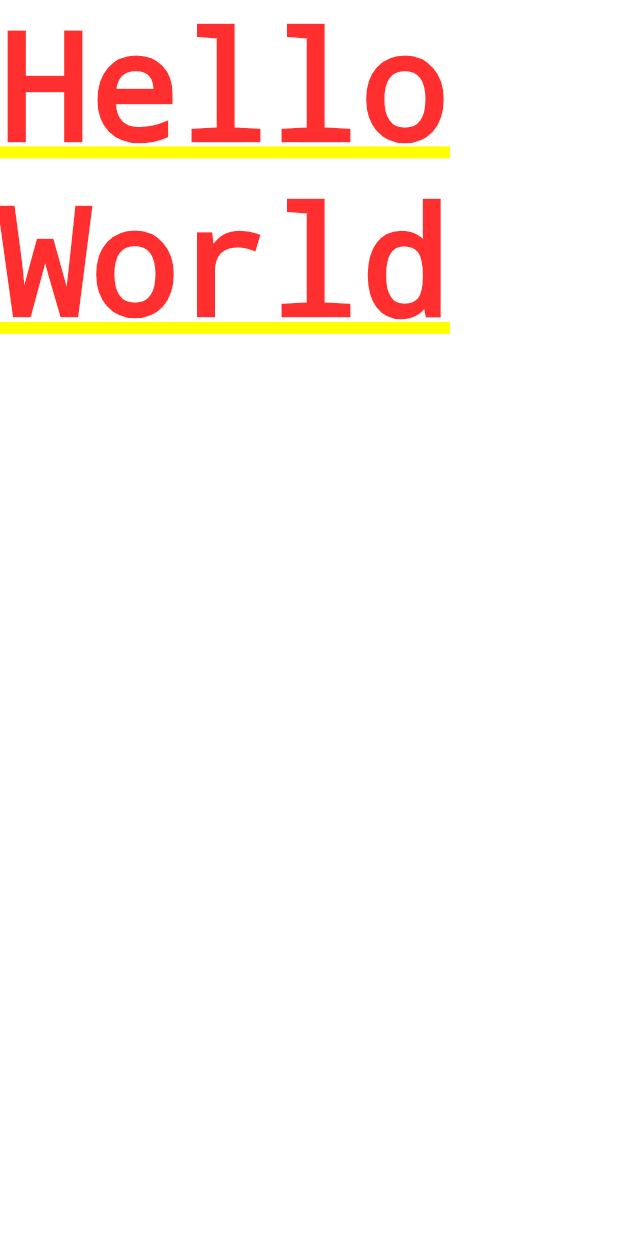
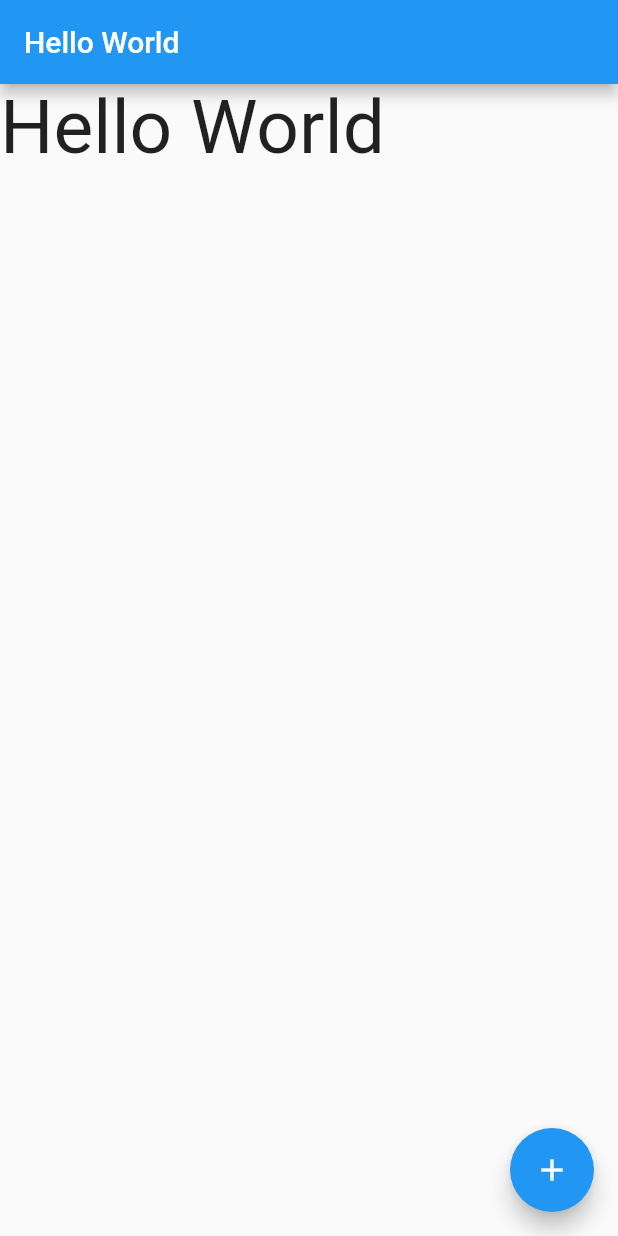
Before and after one commit to sideloed/2023Flutter, a Flutter app: the screen it shows after launch, on a phone screen of 412 x 824 dp. Run offline on Flutter 3.47's test engine with Material 2 defaults, Android fonts, the phone set to English and light mode, and no system bars.

Commit message:
File Save

```diff
--- a/Ch3/lib/main.dart
+++ b/Ch3/lib/main.dart
@@ -1,4 +1,5 @@
 import 'package:flutter/material.dart';
+import 'text/HelloWorld.dart';
 
 void main() {
   runApp(const MyApp());
@@ -11,10 +12,8 @@ class MyApp extends StatelessWidget {
   @override
   Widget build(BuildContext context) {
     return MaterialApp(
-      home: const Text(
-     "Hello World",
-     style: TextStyle(fontSize: 100),
-     ),
+      title: "Flutter Demo",
+      home: HelloPage(title: '하이 월드',)
     );
   }
 }
--- /dev/null
+++ b/Ch3/lib/text/HelloWorld.dart
@@ -0,0 +1,36 @@
+import 'package:flutter/material.dart';
+
+class HelloPage extends StatefulWidget{
+  String title;
+
+  HelloPage({super.key, required String title}){
+    this.title = title;
+  }
+
+  State<HelloPage> createState() => HelloPageState();
+}
+
+class HelloPageState extends State<HelloPage> {
+  String messge = 'Hello World';
+
+  Widget build(BuildContext context){
+    return Scaffold(
+      appBar: AppBar(
+        title: Text('Hello World'),
+      ),
+      body: Text(
+        messge,
+        style: TextStyle(fontSize: 50),
+      ),
+      floatingActionButton: FloatingActionButton(
+        child: Icon(Icons.add),
+        onPressed: (){
+         setState(() {
+          messge = "헬로 월드";
+         });
+      ),
+    );
+  }
+
+
+}
```
